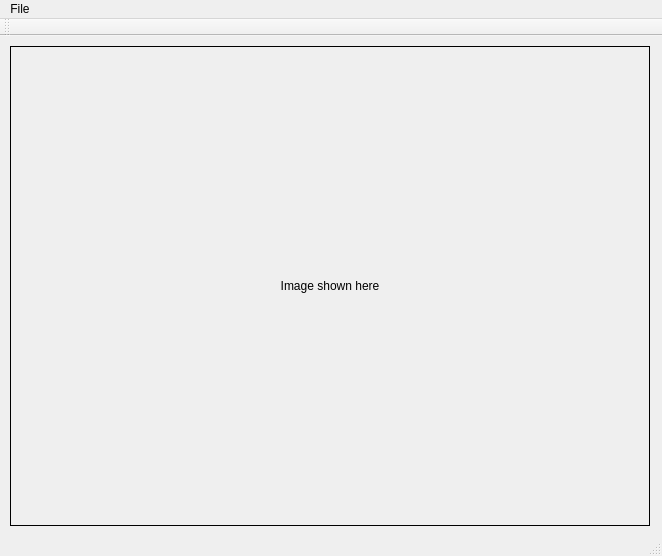
The window that qtcamera.ui (scottellis/QtCamera) describes before a commit, drawn with Qt 5.
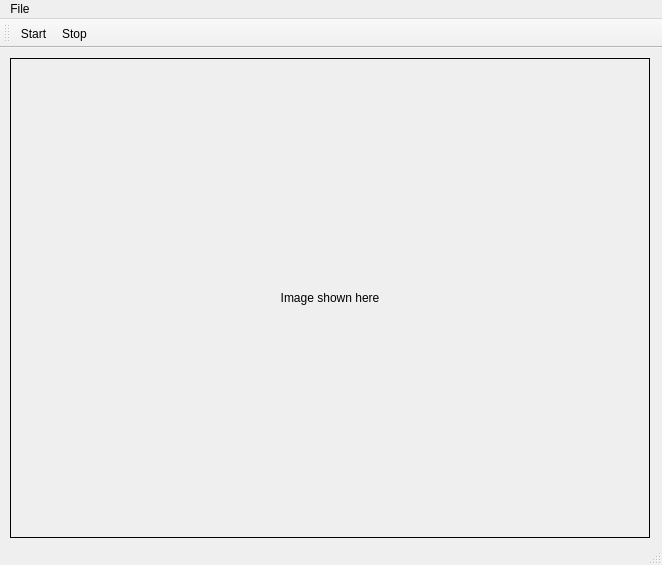
The same window after the commit.

Commit message: Added toolbar buttons for start/stop

Patch:
```diff
--- a/qtcamera.ui
+++ b/qtcamera.ui
@@ -7,7 +7,7 @@
     <x>0</x>
     <y>0</y>
     <width>662</width>
-    <height>556</height>
+    <height>565</height>
    </rect>
   </property>
   <property name="windowTitle">
@@ -64,6 +64,8 @@
    <attribute name="toolBarBreak">
     <bool>false</bool>
    </attribute>
+   <addaction name="actionStart"/>
+   <addaction name="actionStop"/>
   </widget>
   <widget class="QStatusBar" name="statusBar"/>
   <action name="actionExit">
```
Left out of the diff: 12 changed lines with no effect on the pictures.
